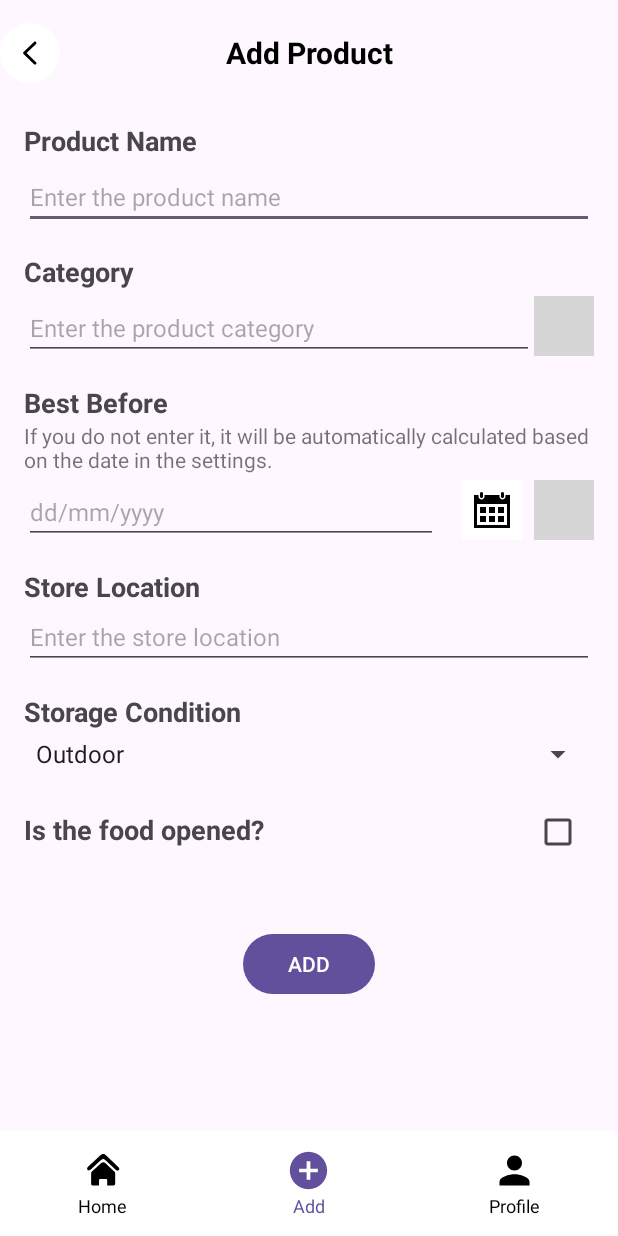
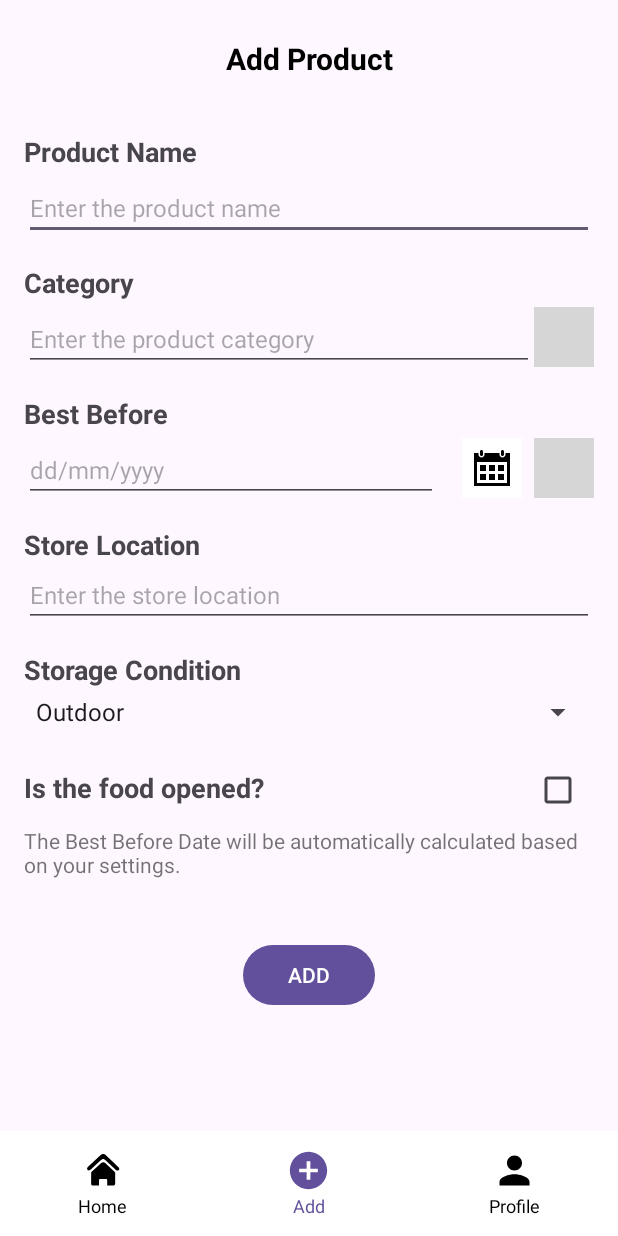
Before and after one commit to IM594/FreshPal, an Android app: the AddFood screen opened directly, with no data from a screen before it, on a phone screen of 412 x 824 dp. Run offline under Robolectric (Android 15) with nearby library versions, the phone set to English and light mode, and no system bars; our stand-ins replace Firebase (no records; nobody signed in at launch, a user with empty details on screens opened directly), Room's generated code; grey boxes are pictures that could not be loaded.

Commit message:
修改大量bug

```diff
--- a/app/src/main/java/comp5216/sydney/edu/au/grocerylist/AddFood.java
+++ b/app/src/main/java/comp5216/sydney/edu/au/grocerylist/AddFood.java
@@ -1,6 +1,7 @@
 package comp5216.sydney.edu.au.grocerylist;
 
 // 导入所需的包
+
 import android.app.DatePickerDialog;
 import android.content.Intent;
 import android.os.Bundle;
@@ -38,8 +39,8 @@ public class AddFood extends AppCompatActivity {
     Spinner storageConditionSpinner;
     CheckBox foodOpenedStatus;
     Button saveButton;
-    ImageButton labelImageButton, dateCameraButton, calendarButton,backButton;
-    LinearLayout homeNav,profileNav;
+    ImageButton labelImageButton, dateCameraButton, calendarButton;
+    LinearLayout homeNav, profileNav;
 
 
     private static final int REQUEST_IMAGE_LABELING = 1;
@@ -48,6 +49,9 @@ public class AddFood extends AppCompatActivity {
 
     private FreshPalDB freshPalDB;
     private FoodDao foodDao;
+
+    private String userID;
+    private User user;
 
     @Override
     protected void onCreate(Bundle savedInstanceState) {
@@ -66,7 +70,6 @@ public class AddFood extends AppCompatActivity {
         storageConditionSpinner = findViewById(R.id.storage_condition_spinner);
         foodOpenedStatus = findViewById(R.id.check_box_opened);
 
-        backButton = findViewById(R.id.iv_backward);
         labelImageButton = findViewById(R.id.imageButton_category_camera);
         dateCameraButton = findViewById(R.id.imageButton_expired_date_camera);
         calendarButton = findViewById(R.id.imageButton_calendar);
@@ -78,6 +81,13 @@ public class AddFood extends AppCompatActivity {
         // 初始化 Room 数据库和 FoodDao
         freshPalDB = FreshPalDB.getDatabase(getApplicationContext());
         foodDao = freshPalDB.foodDao();
+
+        // 获取user信息
+        user = getUserData();
+
+        // 获取userID
+        FirebaseUser currentUser = FirebaseAuth.getInstance().getCurrentUser();
+        userID = currentUser.getUid();
 
         // 单击homeNav，跳转到MainActivity
         homeNav.setOnClickListener(new View.OnClickListener() {
@@ -97,13 +107,13 @@ public class AddFood extends AppCompatActivity {
             }
         });
 
-        // 单击返回，返回上一页
-        backButton.setOnClickListener(new View.OnClickListener() {
-            @Override
-            public void onClick(View view) {
-                finish();
-            }
-        });
+//        // 单击返回，返回上一页
+//        backButton.setOnClickListener(new View.OnClickListener() {
+//            @Override
+//            public void onClick(View view) {
+//                finish();
+//            }
+//        });
 
         // Category 拍照识别按钮
         labelImageButton.setOnClickListener(new View.OnClickListener() {
@@ -144,7 +154,7 @@ public class AddFood extends AppCompatActivity {
 //                Toast.makeText(AddFood.this, "You click the add button", Toast.LENGTH_SHORT).show();
 
                 // 如果有空的输入框，提示用户
-                if (productNameInput.getText().toString().isEmpty() || categoryInput.getText().toString().isEmpty() ||  storeLocationInput.getText().toString().isEmpty()) {
+                if (productNameInput.getText().toString().isEmpty() || categoryInput.getText().toString().isEmpty() || storeLocationInput.getText().toString().isEmpty()) {
                     Toast.makeText(AddFood.this, "Please fill in all fields.", Toast.LENGTH_SHORT).show();
                     return;
                 }
@@ -161,7 +171,7 @@ public class AddFood extends AppCompatActivity {
 
 
                 // 检查是否有输入为空，如果有则提示用户
-                    if (productName.isEmpty() || category.isEmpty() || expiredDate.isEmpty() || storeLocation.isEmpty() ) {
+                if (productName.isEmpty() || category.isEmpty() || expiredDate.isEmpty() || storeLocation.isEmpty()) {
                     Toast.makeText(AddFood.this, "Please fill in all fields.", Toast.LENGTH_SHORT).show();
                 } else {
                     // 获取当前登录用户的userID
@@ -200,7 +210,6 @@ public class AddFood extends AppCompatActivity {
                     }
 
                 }
-
 
 
             }
@@ -273,7 +282,22 @@ public class AddFood extends AppCompatActivity {
     private long calculateBestBefore(String expiredDate) {
         // 校验expiredDate是否合法
         if (expiredDate == null || expiredDate.isEmpty()) {
+//            freshPalDB.userDao().getUserSettings(userID).getDefaultReminderTime();
+            Toast.makeText(AddFood.this, "Please enter a valid date.", Toast.LENGTH_SHORT).show();
             return 0;
+        }
+
+        // 如果isOpened，则重新计算bestbefore，使用settings里面的defaultOpenExpireTime。比如如果defaultOpenExpireTime是3天，则bestBefore = 当前日期 + 3天
+        if (foodOpenedStatus.isChecked()) {
+
+            if (user.getDefaultOpenExpireTime() == 0) {
+                return 0;
+            } else {
+                // 获取当前日期
+                final Calendar calendar = Calendar.getInstance();
+                calendar.add(Calendar.DATE, user.getDefaultOpenExpireTime());
+                return calendar.getTimeInMillis();
+            }
         }
 
         //把expiredDate转换成long类型，也就是时间戳。例如，19/01/2000的00:00:00，转换成 UNIX 时间戳，UNIX 时间戳是从 1970 年 1 月 1 日 00:00:00（UTC）起经过的秒数。
@@ -309,5 +333,18 @@ public class AddFood extends AppCompatActivity {
         storageConditionSpinner.setAdapter(adapter);
     }
 
+    // 读取数据库中的user数据
+    private User getUserData() {
+        // 异步读取数据库
+        new Thread(new Runnable() {
+            @Override
+            public void run() {
+                user = freshPalDB.userDao().getUserData(userID);
+            }
+        }).start();
+
+        return user;
+    }
+
 
 }
--- a/app/src/main/java/comp5216/sydney/edu/au/grocerylist/FoodDetail.java
+++ b/app/src/main/java/comp5216/sydney/edu/au/grocerylist/FoodDetail.java
@@ -51,6 +51,10 @@ public class FoodDetail extends AppCompatActivity {
     protected void onCreate(Bundle savedInstanceState) {
         super.onCreate(savedInstanceState);
         setContentView(R.layout.product_detail_page);
+
+        // set the status bar to light color (black text)
+        getWindow().getDecorView().setSystemUiVisibility(View.SYSTEM_UI_FLAG_LIGHT_STATUS_BAR);
+
         //初始化数据库相关
         mdb = FreshPalDB.getDatabase(this.getApplication().getApplicationContext());
         mFoodDao = mdb.foodDao();
--- a/app/src/main/java/comp5216/sydney/edu/au/grocerylist/MainPage.java
+++ b/app/src/main/java/comp5216/sydney/edu/au/grocerylist/MainPage.java
@@ -103,8 +103,8 @@ public class MainPage extends AppCompatActivity implements
         findViewById(R.id.button_clear_filter).setOnClickListener(this::onClearFilterClickedClick);
         findViewById(R.id.sync).setOnClickListener(this::onSyncClicked);
 //        findViewById(R.id.imageButton_home).setOnClickListener(this::onHomeClick);
-        findViewById(R.id.imageButton_add).setOnClickListener(this::onAddClick);
-        findViewById(R.id.imageButton_profile).setOnClickListener(this::onProfileClick);
+        findViewById(R.id.add_nav).setOnClickListener(this::onAddClick);
+        findViewById(R.id.profile_nav).setOnClickListener(this::onProfileClick);
         // View model
         mViewModel = new ViewModelProvider(this).get(MainPageViewModel.class);
         // Enable Firestore logging
--- a/app/src/main/java/comp5216/sydney/edu/au/grocerylist/Profile.java
+++ b/app/src/main/java/comp5216/sydney/edu/au/grocerylist/Profile.java
@@ -78,7 +78,7 @@ public class Profile extends AppCompatActivity {
             @Override
             public void onClick(View v) {
                 // Navigate to MainActivity
-                Intent intent = new Intent(Profile.this, MainActivity.class);
+                Intent intent = new Intent(Profile.this, MainPage.class);
                 startActivity(intent);
             }
         });
--- a/app/src/main/res/layout/add_page.xml
+++ b/app/src/main/res/layout/add_page.xml
@@ -12,19 +12,20 @@
         android:layout_height="wrap_content"
         android:layout_marginTop="15dp"
         android:layout_marginBottom="10dp"
+        android:padding="10dp"
         android:gravity="center_vertical"
         android:orientation="horizontal">
 
-        <ImageButton
-            android:id="@+id/iv_backward"
-            android:layout_width="40dp"
-            android:layout_height="40dp"
-            android:layout_marginStart="0dp"
-            android:background="@drawable/rounded_button_background"
-            android:clickable="true"
-            android:foreground="?android:attr/selectableItemBackground"
-            app:srcCompat="@drawable/back"
-            app:tint="#000000" />
+<!--        <ImageButton-->
+<!--            android:id="@+id/iv_backward"-->
+<!--            android:layout_width="40dp"-->
+<!--            android:layout_height="40dp"-->
+<!--            android:layout_marginStart="0dp"-->
+<!--            android:background="@drawable/rounded_button_background"-->
+<!--            android:clickable="true"-->
+<!--            android:foreground="?android:attr/selectableItemBackground"-->
+<!--            app:srcCompat="@drawable/back"-->
+<!--            app:tint="#000000" />-->
 
 
         <TextView
@@ -38,11 +39,11 @@
             android:textSize="20sp"
             android:textStyle="bold" />
 
-        <ImageView
-            android:layout_width="40dp"
-            android:layout_height="40dp"
-            android:padding="10dp"
-            app:tint="#000000" />
+<!--        <ImageView-->
+<!--            android:layout_width="40dp"-->
+<!--            android:layout_height="40dp"-->
+<!--            android:padding="10dp"-->
+<!--            app:tint="#000000" />-->
 
     </LinearLayout>
 
@@ -119,12 +120,6 @@
                 android:text="Best Before"
                 android:textSize="18sp"
                 android:textStyle="bold" />
-
-            <TextView
-                android:layout_width="wrap_content"
-                android:layout_height="wrap_content"
-                android:text="If you do not enter it, it will be automatically calculated based on the date in the settings."
-                android:textColor="@color/greySecondary" />
 
 
             <LinearLayout
@@ -215,7 +210,14 @@
                     android:layout_width="wrap_content"
                     android:layout_height="wrap_content"
                     android:checked="false" /> <!-- 默认未选中表示已开封，如果已开封则设置为 true -->
+
+
             </LinearLayout>
+            <TextView
+                android:layout_width="wrap_content"
+                android:layout_height="wrap_content"
+                android:text="The Best Before Date will be automatically calculated based on your settings."
+                android:textColor="@color/greySecondary" />
 
 
             <!-- Save Button -->
--- a/app/src/main/res/layout/main_page.xml
+++ b/app/src/main/res/layout/main_page.xml
@@ -194,7 +194,9 @@
             android:clickable="true"
             android:foreground="?android:attr/selectableItemBackground"
             android:gravity="center"
-            android:orientation="vertical">
+            android:orientation="vertical"
+            android:id="@+id/add_nav"
+            >
 
             <ImageView
                 android:id="@+id/imageButton_add"
--- a/app/src/main/res/layout/product_detail_page.xml
+++ b/app/src/main/res/layout/product_detail_page.xml
@@ -34,7 +34,7 @@
             android:layout_height="wrap_content"
             android:layout_weight="1"
             android:gravity="center"
-            android:text="Add Product"
+            android:text="Edit Product"
             android:textColor="#000000"
             android:textSize="20sp"
             android:textStyle="bold" />
```
Also changed, not shown: app/src/main/res/layout/items.xml (+4 -3 lines). Lines whose indentation alone changed are shown as unchanged.
